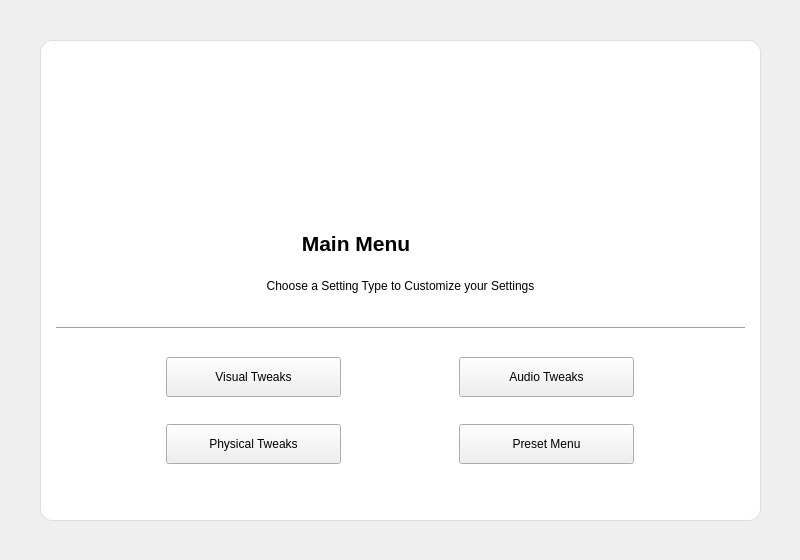
Above: ui files/eg_main_menu.ui from brettrjh/enable-games-local before the change. Below: the same form after it.
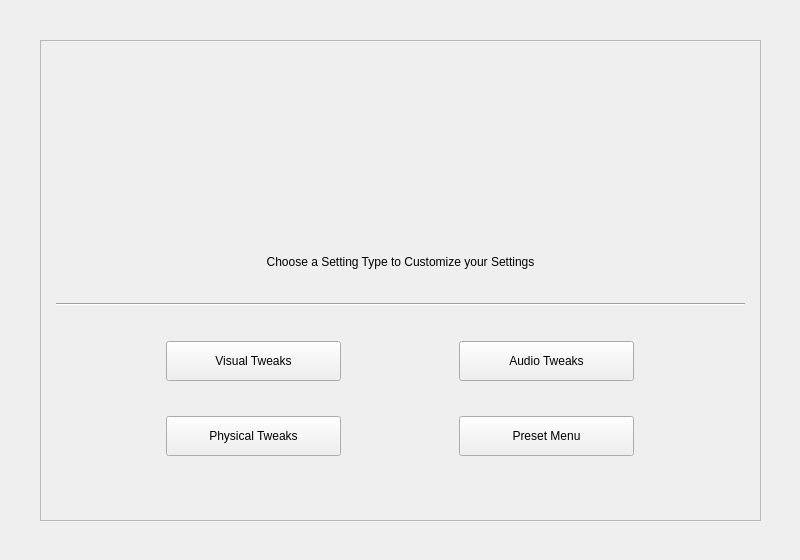
That is the form after the change. Icons and pictures are not drawn.

Commit message: Add shared Qt theme and remove one-off UI styles

```diff
--- a/ui files/eg_main_menu.ui
+++ b/ui files/eg_main_menu.ui
@@ -37,14 +37,6 @@
    <layout class="QVBoxLayout" name="verticalLayout">
     <item>
      <widget class="QFrame" name="frameCard">
-      <property name="styleSheet">
-       <string notr="true">#frameCard {
-  background: white;
-  border: 1px solid #ddd;
-  border-radius: 12px;
-}
-</string>
-      </property>
       <property name="frameShape">
        <enum>QFrame::StyledPanel</enum>
       </property>
@@ -89,40 +81,6 @@
             <width>75</width>
             <height>60</height>
            </size>
-          </property>
-          <property name="styleSheet">
-           <string notr="true" />
-          </property>
-          <property name="text">
-           <string />
-          </property>
-          <property name="pixmap">
-           <pixmap>:Images/Sound.png</pixmap>
-          </property>
-          <property name="scaledContents">
-           <bool>true</bool>
-          </property>
-          <property name="alignment">
-           <set>Qt::AlignCenter</set>
-          </property>
-         </widget>
-        </item>
-        <item>
-         <widget class="QLabel" name="titleLabel">
-          <property name="maximumSize">
-           <size>
-            <width>600</width>
-            <height>40</height>
-           </size>
-          </property>
-          <property name="font">
-           <font>
-            <pointsize>16</pointsize>
-            <bold>true</bold>
-           </font>
-          </property>
-          <property name="text">
-           <string>Main Menu</string>
           </property>
           <property name="alignment">
            <set>Qt::AlignHCenter|Qt::AlignTop</set>
```
The commit also changes 12 other files.
